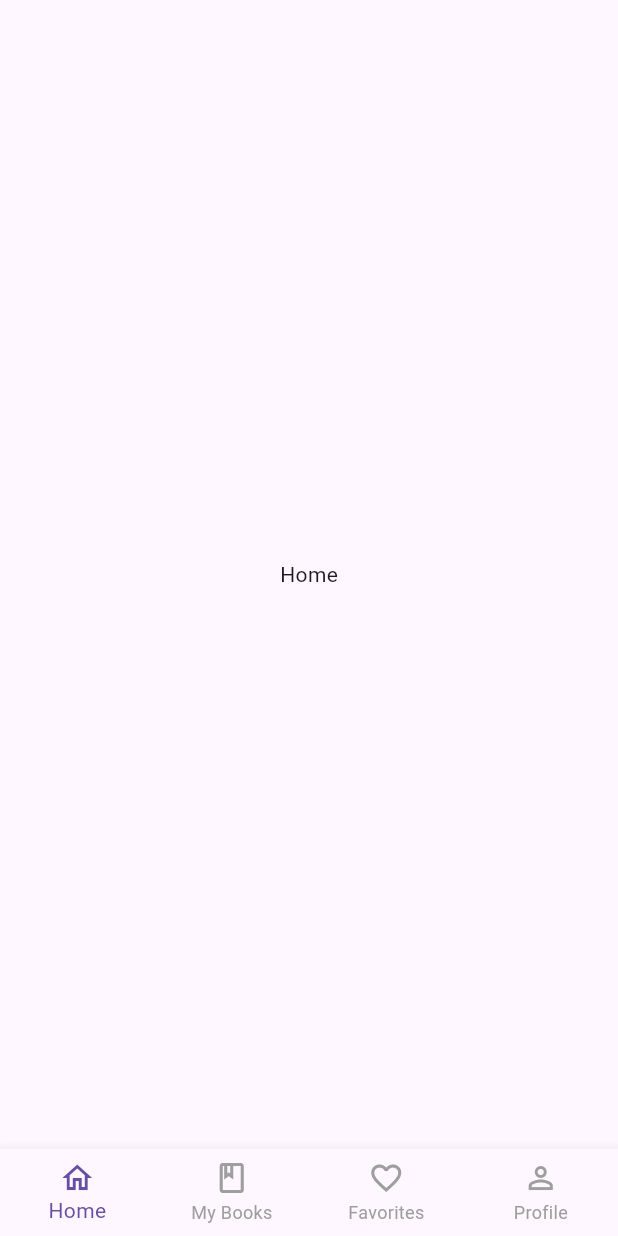
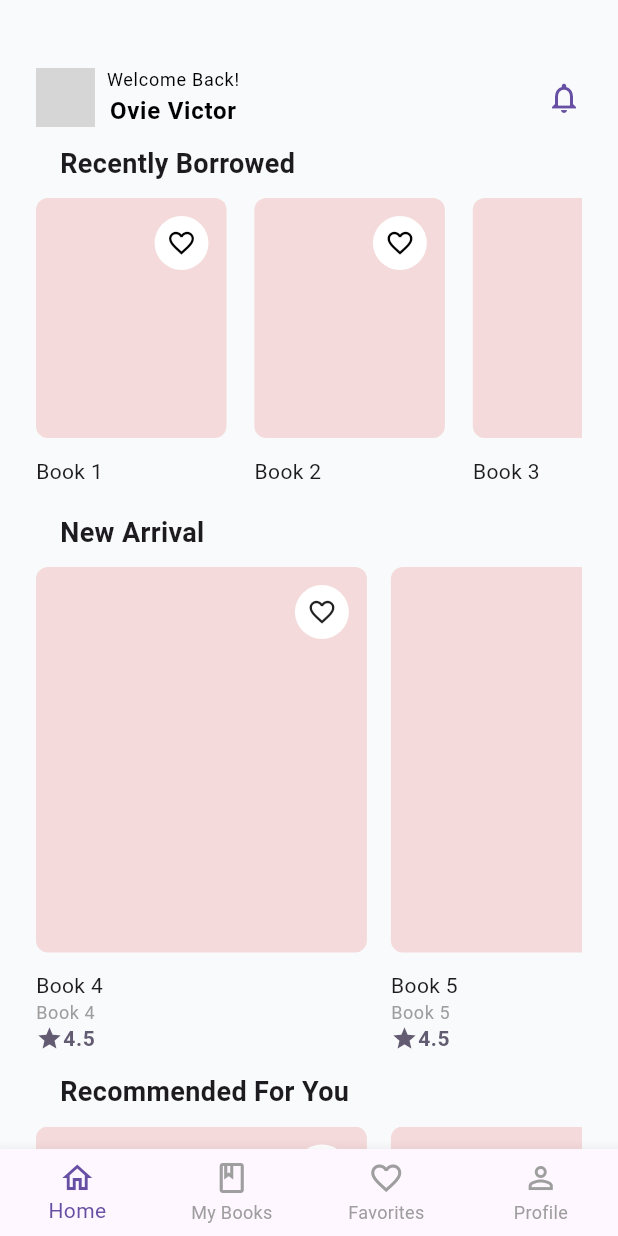
Before and after one commit to AYOPELUMI/Social-App, a Flutter app: the screen it shows after launch, on a phone screen of 412 x 824 dp. Run offline on Flutter 3.47's test engine with Material 3 defaults, Android fonts, the phone set to English and light mode, and no system bars; drawn by our look-alikes of carousel_slider; our stand-ins replace get; grey boxes are pictures that could not be loaded.

Commit message:
worked on the screens

```diff
--- /dev/null
+++ b/lib/Bindings/bindings.dart
@@ -0,0 +1,9 @@
+import 'package:get/get.dart';
+import '../Controllers/home_controller.dart';
+
+class HomeBinding extends Bindings {
+  @override
+  void dependencies() {
+    Get.lazyPut(() => HomeController());
+  }
+}
--- a/lib/Utils/custom_theme.dart
+++ b/lib/Utils/custom_theme.dart
@@ -1,23 +1,51 @@
 import 'package:flutter/material.dart';
 
+MaterialColor customSwatch = MaterialColor(
+  0xFFFFFFFF, // Base color
+  <int, Color>{
+    50: Color(0xFFE0F7FA),
+    100: Color(0xFFB2EBF2),
+    200: Color(0xFF80DEEA),
+    300: Color(0xFF4DD0E1),
+    400: Color(0xFF26C6DA),
+    500: Color(0xFF00BCD4),
+    600: Color(0xFF00ACC1),
+    700: Color(0xFF0097A7),
+    800: Color(0xFF00838F),
+    900: Color(0xFF000000),
+  },
+);
+
 ThemeData lightTheme = ThemeData(
-  primarySwatch: Colors.blue,
+  primarySwatch: customSwatch,
   brightness: Brightness.light,
+  scaffoldBackgroundColor: Color(0xFFF9FAFB), // Added background color
   appBarTheme: AppBarTheme(
-    color: Colors.blueAccent,
+    color: Colors.white,
   ),
   textTheme: TextTheme(
-    bodyLarge: TextStyle(color: Colors.black), // Updated property
+    bodyLarge: TextStyle(color: Colors.black), // Main body text
+    titleLarge: TextStyle(
+        color: Colors.blueGrey,
+        fontSize: 20,
+        fontWeight: FontWeight.bold), // New extra text style
+    bodySmall:
+        TextStyle(color: Colors.grey, fontSize: 14), // New extra text style
   ),
 );
 
 ThemeData darkTheme = ThemeData(
-  primarySwatch: Colors.deepPurple,
+  primarySwatch: Colors.red,
   brightness: Brightness.dark,
-  appBarTheme: AppBarTheme(
-    color: Colors.deepPurpleAccent,
-  ),
+  scaffoldBackgroundColor: Color(0xFF1A1A1A), // Background color for dark theme
+  appBarTheme: AppBarTheme(color: Colors.transparent),
   textTheme: TextTheme(
-    bodyLarge: TextStyle(color: Colors.white), // Updated property
+    bodyLarge: TextStyle(color: Colors.white), // Main body text
+    titleLarge: TextStyle(
+        color: Colors.lightBlueAccent,
+        fontSize: 20,
+        fontWeight: FontWeight.bold), // New extra text style
+    bodySmall: TextStyle(
+        color: Colors.grey.shade400, fontSize: 14), // New extra text style
   ),
 );
--- a/lib/my_app.dart
+++ b/lib/my_app.dart
@@ -1,33 +1,26 @@
 import 'package:flutter/material.dart';
 import 'package:get/get.dart';
-import 'package:social_app/screens/home_screen.dart';
+import 'package:social_app/routes/app_routes.dart';
 
-import 'Controllers/home_controller.dart';
+import 'Bindings/bindings.dart';
 import 'Controllers/theme_controller.dart';
 import 'Utils/custom_theme.dart';
+import 'screens/home_screen.dart';
 
 class MyApp extends StatelessWidget {
   @override
   Widget build(BuildContext context) {
     return GetBuilder<ThemeController>(
-      init: ThemeController(), // Initialize the controller
       builder: (themeController) {
         return GetMaterialApp(
           title: 'GetX Themed App',
           debugShowCheckedModeBanner: false,
           theme: lightTheme,
           darkTheme: darkTheme,
-          themeMode: themeController.theme, // Access theme from controller
-          initialRoute: '/',
-          getPages: [
-            GetPage(
-              name: '/',
-              page: () => HomePage(),
-              binding: BindingsBuilder(() {
-                Get.put(HomeController());
-              }),
-            ),
-          ],
+          themeMode: ThemeMode.system,
+          home: HomePage(),
+          initialBinding: HomeBinding(),
+          getPages: AppRoutes.routes,
         );
       },
     );
--- a/lib/screens/home.dart
+++ b/lib/screens/home.dart
@@ -1,18 +1,27 @@
 import 'package:flutter/material.dart';
 import 'package:get/get.dart';
+import 'package:social_app/Controllers/home_controller.dart';
+import 'package:social_app/widgets/recommended_for_you.dart';
 
-class HomePage extends StatelessWidget {
-  const HomePage({super.key});
+import '../widgets/new_arrival.dart';
+import '../widgets/recently_borrowed.dart';
+
+class HomeScreen extends StatelessWidget {
+  const HomeScreen({super.key});
 
   @override
   Widget build(BuildContext context) {
     // Access the theme colors and text styles
     final theme = Theme.of(context);
-    final textColor = theme.textTheme.bodyLarge?.color ?? Colors.black; // Fallback to black if null
-    final primaryColor = theme.colorScheme.primary; // Use the primary color from the theme
-
+    final textColor = theme.textTheme.bodyLarge?.color ??
+        Colors.black; // Fallback to black if null
+    final primaryColor =
+        theme.colorScheme.primary; // Use the primary color from the theme
+    final controller = Get.find<HomeController>();
     return SingleChildScrollView(
+      padding: EdgeInsets.symmetric(vertical: 44, horizontal: 24),
       child: Column(
+        crossAxisAlignment: CrossAxisAlignment.start,
         children: [
           Row(
             mainAxisAlignment: MainAxisAlignment.spaceBetween,
@@ -23,45 +32,83 @@ class HomePage extends StatelessWidget {
                 children: [
                   CircleAvatar(
                     radius: 19.5,
-                    backgroundColor: primaryColor, // Use the primary color from the theme
+                    backgroundColor:
+                        primaryColor, // Use the primary color from the theme
                     child: ClipOval(
                       child: Image.asset(
                         'assets/avatar.png', // Replace with your image asset
                         fit: BoxFit.cover,
-                        width: 39,
-                        height: 39,
+                        width: 40,
+                        height: 40,
                         errorBuilder: (context, error, stackTrace) {
                           return Icon(
                             Icons.person,
                             size: 50,
-                            color: theme.iconTheme.color, // Use the theme's icon color
+                            color: theme
+                                .iconTheme.color, // Use the theme's icon color
                           );
                         },
                       ),
                     ),
                   ),
-                  const SizedBox(width: 6),
-                  Text(
-                    "Hi, Ayodeji",
-                    style: theme.textTheme.bodyLarge?.copyWith(
-                      fontWeight: FontWeight.w600,
-                      fontSize: 16.0, // Use a constant or modify for your app's size
-                    ),
+                  const SizedBox(width: 8),
+                  Column(
+                    children: [
+                      Text(
+                        "Welcome Back!",
+                        style: theme.textTheme.bodyLarge?.copyWith(
+                          fontWeight: FontWeight.w400,
+                          fontSize:
+                              12.0, // Use a constant or modify for your app's size
+                        ),
+                      ),
+                      Text(
+                        "Ovie Victor",
+                        style: theme.textTheme.bodyLarge?.copyWith(
+                          fontWeight: FontWeight.w600,
+                          fontSize:
+                              16.0, // Use a constant or modify for your app's size
+                        ),
+                      )
+                    ],
                   )
                 ],
               ),
               GestureDetector(
-                onTap: () => Get.toNamed('/notificationsScreen'), // Replace with your route
+                onTap: () =>
+                    Get.toNamed('/notifications'), // Replace with your route
                 child: Icon(
-                  Icons.notifications,
+                  Icons.notifications_outlined,
+                  size: 24,
                   color: primaryColor, // Use the primary color from the theme
                   fill: 1.0,
                 ),
               ),
             ],
-          )
+          ),
+          // Recently Borrowed Carousel
+          _buildSectionTitle('Recently Borrowed'),
+          RecentlyBorrowed(),
+
+          // New Arrival Carousel
+          _buildSectionTitle('New Arrival'),
+          NewArrival(),
+
+          // Recommended For You Carousel
+          _buildSectionTitle('Recommended For You'),
+          RecommendedForYou()
         ],
       ),
     );
   }
 }
+
+Widget _buildSectionTitle(String title) {
+  return Padding(
+    padding: const EdgeInsets.symmetric(vertical: 10, horizontal: 16),
+    child: Text(
+      title,
+      style: TextStyle(fontSize: 18, fontWeight: FontWeight.bold),
+    ),
+  );
+}
--- a/lib/screens/home_screen.dart
+++ b/lib/screens/home_screen.dart
@@ -1,25 +1,24 @@
 import 'package:flutter/material.dart';
 import 'package:get/get.dart';
-import '../controllers/home_controller.dart';
-import 'package:social_app/widgets/new_arrival.dart';
-import 'package:social_app/widgets/recently_borrowed.dart';
+import 'package:social_app/screens/home.dart';
+import 'package:social_app/screens/my_books_screen.dart';
+import '../Controllers/home_controller.dart';
 
 class HomePage extends StatelessWidget {
   @override
   Widget build(BuildContext context) {
-    final HomeController controller = Get.put(HomeController());
     final theme = Theme.of(context);
-    final textColor = theme.textTheme.bodyLarge?.color ?? Colors.black;
     final primaryColor = theme.colorScheme.primary;
 
-    return Obx(() => Scaffold(
+    return GetBuilder<HomeController>(
+      init: Get.find<HomeController>(),
+      builder: (controller) {
+        return Scaffold(
           body: IndexedStack(
             index: controller.selectedIndex.value,
             children: [
-              // Add your main screens here
-              // e.g., HomeScreen(), MyBooksScreen(), FavoritesScreen(), ProfileScreen()
-              Center(child: Text('Home')),
-              Center(child: Text('My Books')),
+              HomeScreen(),
+              MyBooksScreen(),
               Center(child: Text('Favorites')),
               Center(child: Text('Profile')),
             ],
@@ -50,6 +49,8 @@ class HomePage extends StatelessWidget {
               ),
             ],
           ),
-        ));
+        );
+      },
+    );
   }
 }
--- a/lib/widgets/new_arrival.dart
+++ b/lib/widgets/new_arrival.dart
@@ -11,12 +11,12 @@ class NewArrival extends StatelessWidget {
     final controller = Get.find<HomeController>();
     return CarouselSlider(
       options: CarouselOptions(
-        height: 200,
+        height: 327,
         autoPlay: true,
         enlargeCenterPage: false,
         padEnds: false,
         disableCenter: true,
-        viewportFraction: 0.55,
+        viewportFraction: 0.65,
       ),
       items: controller.newArrival.map((item) {
         return Builder(
@@ -25,8 +25,8 @@ class NewArrival extends StatelessWidget {
               crossAxisAlignment: CrossAxisAlignment.start,
               children: [
                 Container(
-                  width: 127,
-                  height: 160,
+                  height: 257,
+                  margin: EdgeInsets.only(right: 16),
                   decoration: BoxDecoration(
                     color: const Color(0xFFF4DADA),
                     borderRadius: BorderRadius.circular(8),
--- a/lib/widgets/recommended_for_you.dart
+++ b/lib/widgets/recommended_for_you.dart
@@ -11,12 +11,12 @@ class RecommendedForYou extends StatelessWidget {
     final controller = Get.find<HomeController>();
     return CarouselSlider(
       options: CarouselOptions(
-        height: 200,
+        height: 327,
         autoPlay: true,
         enlargeCenterPage: false,
         padEnds: false,
         disableCenter: true,
-        viewportFraction: 0.55,
+        viewportFraction: 0.65,
       ),
       items: controller.recommendedForYou.map((item) {
         return Builder(
@@ -25,8 +25,8 @@ class RecommendedForYou extends StatelessWidget {
               crossAxisAlignment: CrossAxisAlignment.start,
               children: [
                 Container(
-                  width: 127,
-                  height: 160,
+                  height: 257,
+                  margin: EdgeInsets.only(right: 16),
                   decoration: BoxDecoration(
                     color: const Color(0xFFF4DADA),
                     borderRadius: BorderRadius.circular(8),
```
Also changed, not shown: lib/Controllers/home_controller.dart (+5 -7 lines), lib/Controllers/notifications_controller.dart (+5 -3 lines), lib/screens/notifications_screen.dart (+37 -56 lines).
